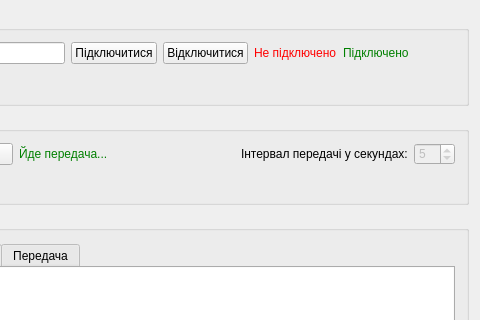
Above: controller/ControllerWindow.ui from darkjedi9922/winsock-cw before the change; both pictures show x 178 to 658 and y 0 to 320 of the 658 by 417 pixel window. Below: the same form after it.
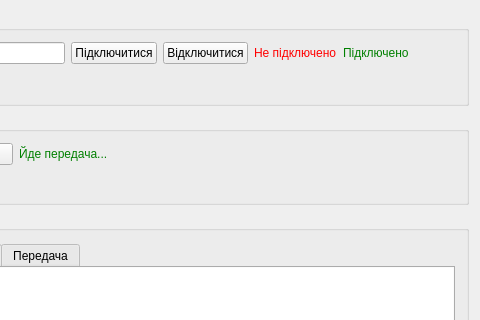
That is the form after the change.

The edit to the form file:
```diff
--- a/controller/ControllerWindow.ui
+++ b/controller/ControllerWindow.ui
@@ -214,29 +214,6 @@
           </property>
          </spacer>
         </item>
-        <item>
-         <widget class="QLabel" name="label_3">
-          <property name="text">
-           <string>Інтервал передачі у секундах:</string>
-          </property>
-         </widget>
-        </item>
-        <item>
-         <widget class="QSpinBox" name="sendInterval">
-          <property name="enabled">
-           <bool>false</bool>
-          </property>
-          <property name="minimum">
-           <number>1</number>
-          </property>
-          <property name="maximum">
-           <number>60</number>
-          </property>
-          <property name="value">
-           <number>5</number>
-          </property>
-         </widget>
-        </item>
        </layout>
       </item>
       <item>
```
